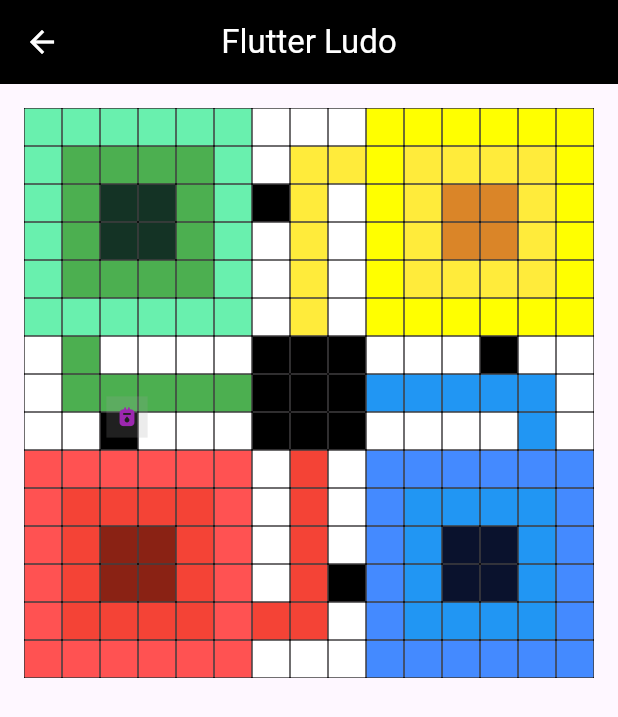
After one commit to mukeshbheel/testing_feature, a Flutter app: the FlutterLudo screen opened directly, on a phone screen of 412 x 824 dp. The commit adds this screen. Shown: the top 717 px of the screen. Run offline on Flutter 3.47's test engine with Material 3 defaults, Android fonts, the phone set to English and light mode, and no system bars; our stand-ins replace accordion, fl_chart, get, google_fonts, location; missing offline and left inert: mappls_gl.

Commit message:
animation and ludo

```diff
--- /dev/null
+++ b/lib/features/flutter_ludo/flutter_ludo.dart
@@ -0,0 +1,196 @@
+import 'package:flutter/material.dart';
+
+import '../../utils/constants.dart';
+
+const String color00 = "firstColorLight";
+const String color01 = "firstColor";
+const String color02 = "firstColorDark";
+
+const String color10 = "secondColorLight";
+const String color11 = "secondColor";
+const String color12 = "secondColorDark";
+
+const String color20 = "thirdColorLight";
+const String color21 = "thirdColor";
+const String color22 = "thirdColorDark";
+
+const String color30 = "forthColorLight";
+const String color31 = "forthColor";
+const String color32 = "forthColorDark";
+
+const String colorWh = "whiteColor";
+const String colorBl = "blackColor";
+
+
+class FlutterLudo extends StatelessWidget {
+  FlutterLudo({super.key});
+
+  List<List<String>> gridState = [
+  [color00, color00, color00, color00, color00, color00, colorWh, colorWh, colorWh, color10, color10, color10, color10, color10, color10],
+  [color00, color01, color01, color01, color01, color00, colorWh, color11, color11, color10, color11, color11, color11, color11, color10],
+  [color00, color01, color02, color02, color01, color00, colorBl, color11, colorWh, color10, color11, color12, color12, color11, color10],
+  [color00, color01, color02, color02, color01, color00, colorWh, color11, colorWh, color10, color11, color12, color12, color11, color10],
+  [color00, color01, color01, color01, color01, color00, colorWh, color11, colorWh, color10, color11, color11, color11, color11, color10],
+  [color00, color00, color00, color00, color00, color00, colorWh, color11, colorWh, color10, color10, color10, color10, color10, color10],
+  [colorWh, color01, colorWh, colorWh, colorWh, colorWh, colorBl, colorBl, colorBl, colorWh, colorWh, colorWh, colorBl, colorWh, colorWh],
+  [colorWh, color01, color01, color01, color01, color01, colorBl, colorBl, colorBl, color31, color31, color31, color31, color31, colorWh],
+  [colorWh, colorWh, colorBl, colorWh, colorWh, colorWh, colorBl, colorBl, colorBl, colorWh, colorWh, colorWh, colorWh, color31, colorWh],
+  [color20, color20, color20, color20, color20, color20, colorWh, color21, colorWh, color30, color30, color30, color30, color30, color30],
+  [color20, color21, color21, color21, color21, color20, colorWh, color21, colorWh, color30, color31, color31, color31, color31, color30],
+  [color20, color21, color22, color22, color21, color20, colorWh, color21, colorWh, color30, color31, color32, color32, color31, color30],
+  [color20, color21, color22, color22, color21, color20, colorWh, color21, colorBl, color30, color31, color32, color32, color31, color30],
+  [color20, color21, color21, color21, color21, color20, color21, color21, colorWh, color30, color31, color31, color31, color31, color30],
+  [color20, color20, color20, color20, color20, color20, colorWh, colorWh, colorWh, color30, color30, color30, color30, color30, color30],
+  ];
+
+  Widget _buildGameBody(BuildContext context) {
+    int gridStateLength = gridState.length;
+    return Column(
+      mainAxisSize: MainAxisSize.min,
+        children: <Widget>[
+          AspectRatio(
+            aspectRatio: 1.0,
+            child: Container(
+              padding: const EdgeInsets.all(8.0),
+              margin: const EdgeInsets.all(8.0),
+              decoration: BoxDecoration(
+                  // border: Border.all(color: Colors.black, width: 2.0)
+              ),
+              child: Stack(
+                children: [
+                  GridView.builder(
+                    gridDelegate: SliverGridDelegateWithFixedCrossAxisCount(
+                      crossAxisCount: gridStateLength,
+                    ),
+                    itemBuilder: _buildGridItems,
+                    itemCount: gridStateLength * gridStateLength,
+                  ),
+                  Positioned(
+                    top: (MediaQuery.of(context).size.width/15)*7,
+                    left: (MediaQuery.of(context).size.width/15)*2,
+                    child: Container(
+                      width: MediaQuery.of(context).size.width/15,
+                      height: MediaQuery.of(context).size.width/15,
+                      color: Colors.grey.withOpacity(0.2),
+                      child: const Icon(Icons.gas_meter, color: Colors.purple, size: 15,),
+                    ),
+                  )
+                ],
+              ),
+            ),
+          ),
+        ]);
+  }
+
+  Widget _buildGridItems(BuildContext context, int index) {
+    int gridStateLength = gridState.length;
+    int x, y = 0;
+    x = (index / gridStateLength).floor();
+    y = (index % gridStateLength);
+    return GestureDetector(
+      // onTap: () => _gridItemTapped(x, y),
+      child: GridTile(
+        child: Container(
+          decoration: BoxDecoration(
+              border: Border.all(color: Colors.black, width: 0.5)
+          ),
+          child: Center(
+            child: _buildGridItem(x, y),
+          ),
+        ),
+      ),
+    );
+  }
+
+  Widget _buildGridItem(int x, int y) {
+    switch (gridState[x][y]) {
+      case color00:
+        return Container(
+          color: Colors.greenAccent,
+        );
+      case color01:
+        return Container(
+          color: Colors.green,
+        );
+      case color02:
+        return Container(
+          color: const Color(0xff143325),
+        );
+
+      case color10:
+        return Container(
+          color: Colors.yellowAccent,
+        );
+      case color11:
+        return Container(
+          color: Colors.yellow,
+        );
+      case color12:
+        return Container(
+          color: const Color(0xffDA8528),
+        );
+
+      case color20:
+        return Container(
+          color: Colors.redAccent,
+        );
+      case color21:
+        return Container(
+          color: Colors.red,
+        );
+      case color22:
+        return Container(
+          color: const Color(0xff8A2214),
+        );
+
+      case color30:
+        return Container(
+          color: Colors.blueAccent,
+        );
+      case color31:
+        return Container(
+          color: Colors.blue,
+        );
+      case color32:
+        return Container(
+          color: const Color(0xff0A122D),
+        );
+
+      case colorWh:
+        return Container(
+          color: Colors.white,
+        );
+
+      case colorBl:
+        return Container(
+          color: Colors.black,
+        );
+      default:
+        return Text(gridState[x][y].toString());
+    }
+  }
+
+  @override
+  Widget build(BuildContext context) {
+    return Scaffold(
+      appBar: AppBar(
+        backgroundColor: Colors.black,
+        centerTitle: true,
+        title: Text(
+          'Flutter Ludo',
+          style: googleFontStyle(color: Colors.white),
+        ),
+        iconTheme: const IconThemeData(color: Colors.white),
+      ),
+      body: SingleChildScrollView(
+        child: Center(
+          child: Stack(
+            children: [
+              _buildGameBody(context),
+            ],
+          ),
+        ),
+      ),
+    );
+  }
+}
--- a/lib/features_listing.dart
+++ b/lib/features_listing.dart
@@ -7,6 +7,8 @@ import 'package:google_fonts/google_fonts.dart';
 import 'package:testing/features/accordion_page.dart';
 import 'package:testing/features/clippath_custom_container_shape.dart';
 import 'package:testing/features/fl_charts.dart';
+import 'package:testing/features/flutter_animation_basics.dart';
+import 'package:testing/features/flutter_ludo/flutter_ludo.dart';
 import 'package:testing/features/mapples_function.dart';
 import 'package:testing/features/oval_shadow.dart';
 import 'package:testing/utils/constants.dart';
@@ -52,6 +54,18 @@ class FeaturesListings extends StatelessWidget {
     {
       'title': 'Clip Path custom Container',
       'screen': const ClippathCustomContainerShape()
+    },
+
+    {
+      'title': 'Flutter Animation Basics',
+      'screen': const FlutterAnimationBasics()
+    },
+
+
+
+    {
+      'title': 'Flutter Ludo',
+      'screen': FlutterLudo()
     },
   ];
 
```
Also changed, not shown: lib/features/flutter_animation_basics.dart (added, +127 -0 lines).
